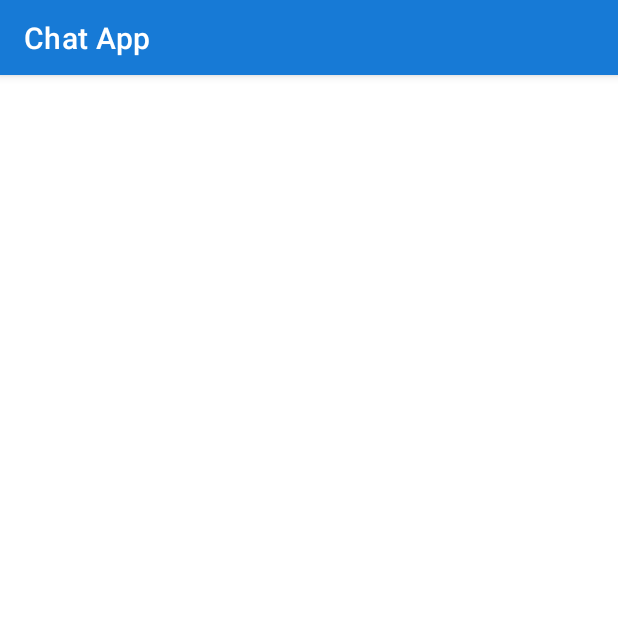
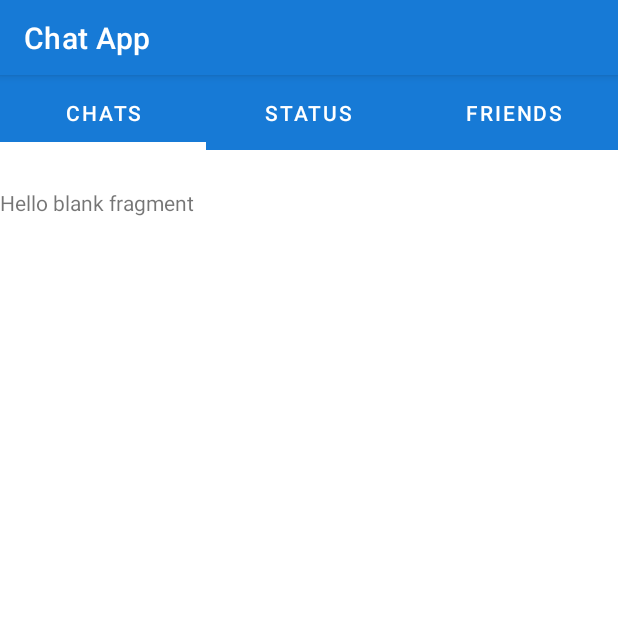
Before and after one commit to Shaminda97/chat-app, an Android app: the screen it shows after launch (MainActivity), on a phone screen of 412 x 824 dp, the top half of it. Run offline under Robolectric (Android 15) with nearby library versions, the phone set to English and light mode, and no system bars; our stand-ins replace data binding.

Commit message:
added 3 tabs

```diff
--- a/app/build.gradle
+++ b/app/build.gradle
@@ -38,6 +38,7 @@ dependencies {
     implementation 'androidx.appcompat:appcompat:1.2.0'
     implementation 'com.google.android.material:material:1.2.1'
     implementation 'androidx.constraintlayout:constraintlayout:2.0.4'
+    implementation 'androidx.legacy:legacy-support-v4:1.0.0'
     testImplementation 'junit:junit:4.+'
     androidTestImplementation 'androidx.test.ext:junit:1.1.2'
     androidTestImplementation 'androidx.test.espresso:espresso-core:3.3.0'
--- a/app/src/main/java/com/example/chatapp/MainActivity.java
+++ b/app/src/main/java/com/example/chatapp/MainActivity.java
@@ -1,14 +1,77 @@
 package com.example.chatapp;
 
+import androidx.annotation.NonNull;
 import androidx.appcompat.app.AppCompatActivity;
+import androidx.databinding.DataBindingUtil;
+import androidx.fragment.app.Fragment;
+import androidx.fragment.app.FragmentManager;
+import androidx.fragment.app.FragmentPagerAdapter;
+import androidx.viewpager.widget.ViewPager;
 
 import android.os.Bundle;
 
+import com.example.chatapp.databinding.ActivityMainBinding;
+import com.example.chatapp.manu.ChatsFragment;
+
+import java.util.ArrayList;
+import java.util.List;
+
 public class MainActivity extends AppCompatActivity {
+
+    private ActivityMainBinding binding;
 
     @Override
     protected void onCreate(Bundle savedInstanceState) {
         super.onCreate(savedInstanceState);
-        setContentView(R.layout.activity_main);
+        binding = DataBindingUtil.setContentView(this,R.layout.activity_main);
+
+        setUpViewPager(binding.viewPage);
+        binding.tabLayout.setupWithViewPager(binding.viewPage);
+
+    }
+
+
+
+    private void setUpViewPager(ViewPager viewPager){
+
+        MainActivity.SectionPagerAdapter adapter = new SectionPagerAdapter(getSupportFragmentManager());
+        adapter.addFragment(new ChatsFragment(),"Chats");
+        adapter.addFragment(new ChatsFragment(),"Status");
+        adapter.addFragment(new ChatsFragment(),"Friends");
+
+        viewPager.setAdapter(adapter);
+
+    }
+
+    private static class SectionPagerAdapter extends FragmentPagerAdapter{
+
+        private final List<Fragment> mFragmentList = new ArrayList<>();
+        private final List<String> mFragmentTitleList = new ArrayList<>();
+
+        public SectionPagerAdapter(FragmentManager manager){
+            super(manager);
+        }
+
+        @NonNull
+        @Override
+        public Fragment getItem(int position) {
+            return mFragmentList.get(position);
+        }
+
+        @Override
+        public int getCount() {
+            return mFragmentList.size();
+        }
+        public void addFragment (Fragment fragment,String title){
+            mFragmentList.add(fragment);
+            mFragmentTitleList.add(title);
+        }
+
+        @NonNull
+        @Override
+        public CharSequence getPageTitle(int position){
+            return mFragmentTitleList.get(position);
+        }
+
     }
 }
--- /dev/null
+++ b/app/src/main/java/com/example/chatapp/manu/ChatsFragment.java
@@ -0,0 +1,66 @@
+package com.example.chatapp.manu;
+
+import android.os.Bundle;
+
+import androidx.fragment.app.Fragment;
+
+import android.view.LayoutInflater;
+import android.view.View;
+import android.view.ViewGroup;
+
+import com.example.chatapp.R;
+
+/**
+ * A simple {@link Fragment} subclass.
+ * Use the {@link ChatsFragment#newInstance} factory method to
+ * create an instance of this fragment.
+ */
+public class ChatsFragment extends Fragment {
+
+    // TODO: Rename parameter arguments, choose names that match
+    // the fragment initialization parameters, e.g. ARG_ITEM_NUMBER
+    private static final String ARG_PARAM1 = "param1";
+    private static final String ARG_PARAM2 = "param2";
+
+    // TODO: Rename and change types of parameters
+    private String mParam1;
+    private String mParam2;
+
+    public ChatsFragment() {
+        // Required empty public constructor
+    }
+
+    /**
+     * Use this factory method to create a new instance of
+     * this fragment using the provided parameters.
+     *
+     * @param param1 Parameter 1.
+     * @param param2 Parameter 2.
+     * @return A new instance of fragment ChatsFragment.
+     */
+    // TODO: Rename and change types and number of parameters
+    public static ChatsFragment newInstance(String param1, String param2) {
+        ChatsFragment fragment = new ChatsFragment();
+        Bundle args = new Bundle();
+        args.putString(ARG_PARAM1, param1);
+        args.putString(ARG_PARAM2, param2);
+        fragment.setArguments(args);
+        return fragment;
+    }
+
+    @Override
+    public void onCreate(Bundle savedInstanceState) {
+        super.onCreate(savedInstanceState);
+        if (getArguments() != null) {
+            mParam1 = getArguments().getString(ARG_PARAM1);
+            mParam2 = getArguments().getString(ARG_PARAM2);
+        }
+    }
+
+    @Override
+    public View onCreateView(LayoutInflater inflater, ViewGroup container,
+                             Bundle savedInstanceState) {
+        // Inflate the layout for this fragment
+        return inflater.inflate(R.layout.fragment_chats, container, false);
+    }
+}
--- a/app/src/main/res/layout/activity_main.xml
+++ b/app/src/main/res/layout/activity_main.xml
@@ -1,4 +1,5 @@
 <?xml version="1.0" encoding="utf-8"?>
+<layout>
 <LinearLayout xmlns:android="http://schemas.android.com/apk/res/android"
     xmlns:app="http://schemas.android.com/apk/res-auto"
     xmlns:tools="http://schemas.android.com/tools"
@@ -27,9 +28,23 @@
         android:layout_width="match_parent"
         android:layout_height="50dp"
         app:tabBackground="@color/colorPrime"
+        app:tabGravity="fill"
+        app:tabIndicator="@color/colorPrime"
+        app:tabIndicatorHeight="5dp"
+        app:tabSelectedTextColor="@color/white"
         app:tabIndicatorColor="@color/white"
         app:tabTextColor="@color/white">
 
     </com.google.android.material.tabs.TabLayout>
+    <androidx.viewpager.widget.ViewPager
+        android:id="@+id/view_page"
+        android:layout_marginTop="25dp"
+        android:layout_width="match_parent"
+        android:layout_height="match_parent"
+        app:layout_behavior="@string/appbar_scrolling_view_behavior"/>
+
+
 
 </LinearLayout>
+
+</layout>
--- /dev/null
+++ b/app/src/main/res/layout/fragment_chats.xml
@@ -0,0 +1,14 @@
+<?xml version="1.0" encoding="utf-8"?>
+<FrameLayout xmlns:android="http://schemas.android.com/apk/res/android"
+    xmlns:tools="http://schemas.android.com/tools"
+    android:layout_width="match_parent"
+    android:layout_height="match_parent"
+    tools:context=".manu.ChatsFragment">
+
+    <!-- TODO: Update blank fragment layout -->
+    <TextView
+        android:layout_width="match_parent"
+        android:layout_height="match_parent"
+        android:text="@string/hello_blank_fragment" />
+
+</FrameLayout>
--- a/app/src/main/res/values/strings.xml
+++ b/app/src/main/res/values/strings.xml
@@ -1,3 +1,5 @@
 <resources>
     <string name="app_name">Chat App</string>
+    <!-- TODO: Remove or change this placeholder text -->
+    <string name="hello_blank_fragment">Hello blank fragment</string>
 </resources>
```
Also changed, not shown: app/src/main/java/com/example/chatapp/manu/FriendsFragment.java (added, +66 -0 lines), app/src/main/java/com/example/chatapp/manu/StatusFragment.java (added, +66 -0 lines), app/src/main/res/layout/fragment_friends.xml (added, +14 -0 lines), app/src/main/res/layout/fragment_status.xml (added, +14 -0 lines).
